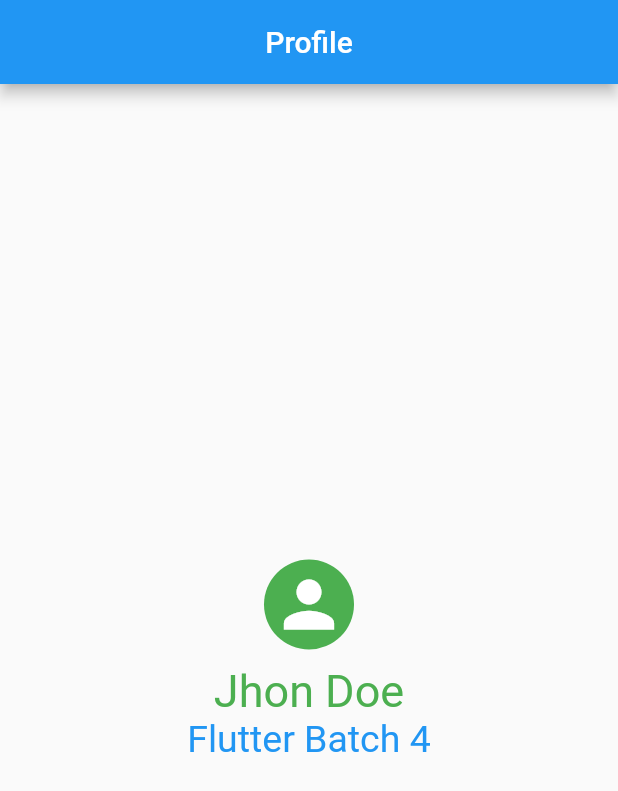
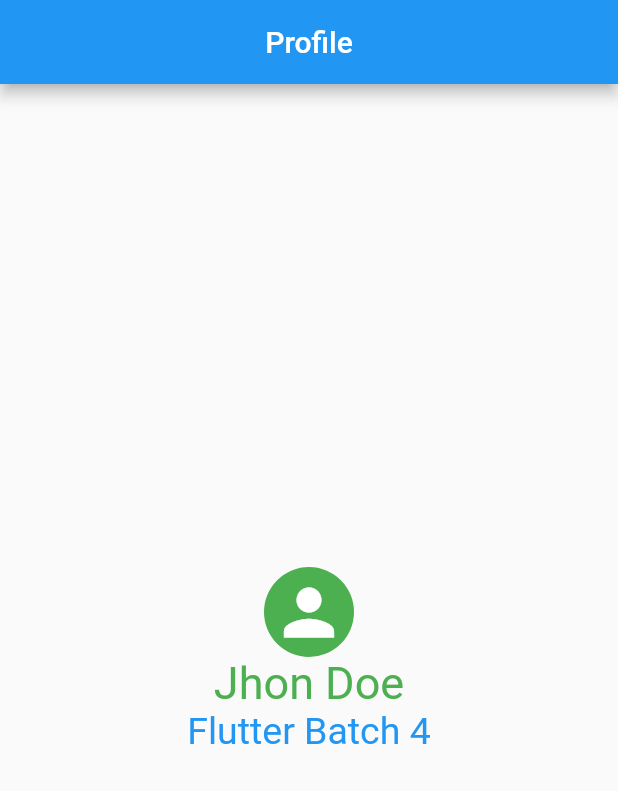
Before and after one commit to MrSohan10/Flutter-Live-Tests, a Flutter app: the screen it shows after launch, on a phone screen of 412 x 824 dp. Shown: the top 791 px of the screen. Run offline on Flutter 3.47's test engine with Material 2 defaults, Android fonts, the phone set to English and light mode, and no system bars.

Commit message:
nothing add

```diff
--- a/lib/main.dart
+++ b/lib/main.dart
@@ -31,7 +31,7 @@ class MyApp extends StatelessWidget {
                   color: Colors.white,
                 ),
               ),
-              SizedBox(height: 10),
+              SizedBox(height: 0),
               Text('Jhon Doe',
                   style: TextStyle(color: Colors.green, fontSize: 30)),
               Text(
```
